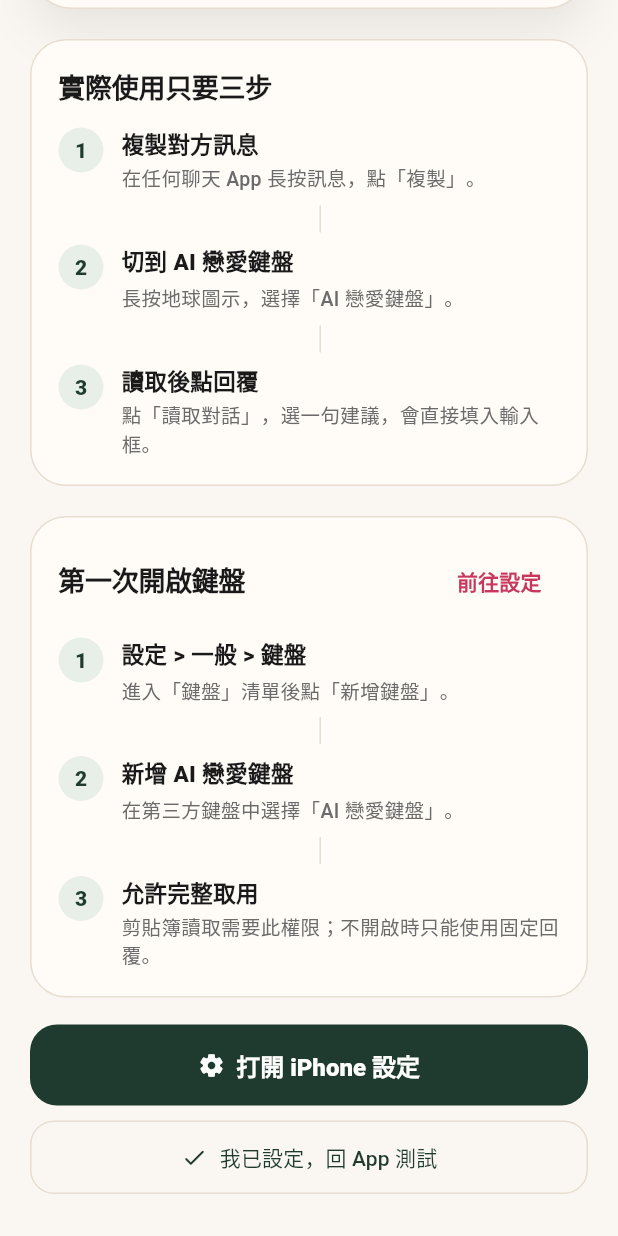
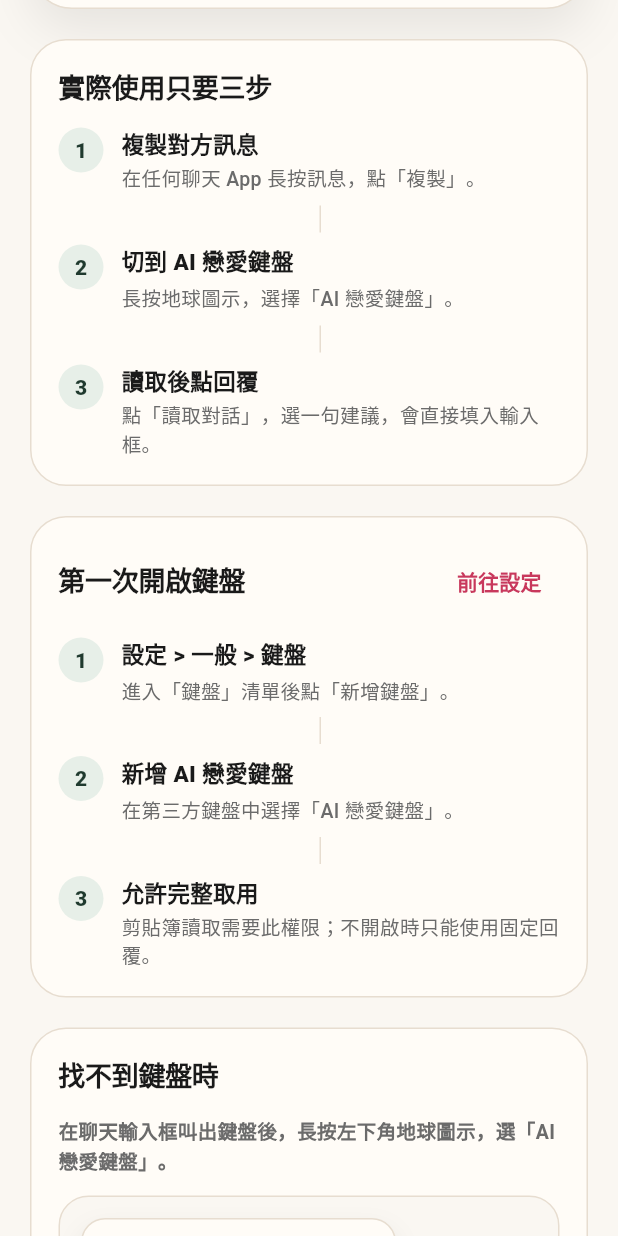
Before and after one commit to zli426491-byte/ai-love-keyboard, a Flutter app: the KeyboardGuideView screen opened by its route, scrolled down 628 dp, on a phone screen of 412 x 824 dp. Run offline on Flutter 3.47's test engine with Material 3 defaults, Android fonts, the phone set to English and light mode, and no system bars; our stand-ins replace flutter_animate, package_info_plus, share_plus, shared_preferences, smooth_page_indicator; accounts and stored records are empty; Roboto replaces fonts that are missing (NotoSansTC).

Commit message:
Align keyboard flow with guided UX

```diff
--- a/lib/views/keyboard/keyboard_guide_view.dart
+++ b/lib/views/keyboard/keyboard_guide_view.dart
@@ -89,6 +89,8 @@ class KeyboardGuideView extends StatelessWidget {
             const _FlowCard(),
             const SizedBox(height: 20),
             _SetupCard(onOpenSettings: _openSettings),
+            const SizedBox(height: 20),
+            const _SwitchKeyboardCard(),
             const SizedBox(height: 18),
             SizedBox(
               height: 54,
@@ -323,6 +325,190 @@ class _SetupCard extends StatelessWidget {
   }
 }
 
+class _SwitchKeyboardCard extends StatelessWidget {
+  const _SwitchKeyboardCard();
+
+  @override
+  Widget build(BuildContext context) {
+    return _GuideCard(
+      title: '找不到鍵盤時',
+      child: Column(
+        crossAxisAlignment: CrossAxisAlignment.start,
+        children: const [
+          Text(
+            '在聊天輸入框叫出鍵盤後，長按左下角地球圖示，選「AI 戀愛鍵盤」。',
+            style: TextStyle(
+              color: KeyboardGuideView._muted,
+              fontSize: 13,
+              height: 1.45,
+              fontWeight: FontWeight.w600,
+            ),
+          ),
+          SizedBox(height: 14),
+          _KeyboardSwitcherMock(),
+        ],
+      ),
+    );
+  }
+}
+
+class _KeyboardSwitcherMock extends StatelessWidget {
+  const _KeyboardSwitcherMock();
+
+  @override
+  Widget build(BuildContext context) {
+    return Container(
+      padding: const EdgeInsets.all(14),
+      decoration: BoxDecoration(
+        color: KeyboardGuideView._cream,
+        borderRadius: BorderRadius.circular(20),
+        border: Border.all(color: KeyboardGuideView._line),
+      ),
+      child: Column(
+        children: [
+          Align(
+            alignment: Alignment.centerLeft,
+            child: Container(
+              width: 210,
+              padding: const EdgeInsets.symmetric(horizontal: 12, vertical: 10),
+              decoration: BoxDecoration(
+                color: KeyboardGuideView._card,
+                borderRadius: BorderRadius.circular(16),
+                border: Border.all(color: KeyboardGuideView._line),
+                boxShadow: [
+                  BoxShadow(
+                    color: Colors.black.withValues(alpha: 0.08),
+                    blurRadius: 14,
+                    offset: const Offset(0, 8),
+                  ),
+                ],
+              ),
+              child: Column(
+                children: const [
+                  _SwitcherOption(text: '繁體注音'),
+                  _SwitcherOption(text: 'English (US)'),
+                  _SwitcherOption(text: 'AI 戀愛鍵盤', selected: true),
+                ],
+              ),
+            ),
+          ),
+          const SizedBox(height: 14),
+          Row(
+            children: [
+              Container(
+                width: 42,
+                height: 36,
+                decoration: BoxDecoration(
+                  color: KeyboardGuideView._forest,
+                  borderRadius: BorderRadius.circular(10),
+                ),
+                child: const Icon(
+                  Icons.language_rounded,
+                  color: Colors.white,
+                  size: 21,
+                ),
+              ),
+              const SizedBox(width: 8),
+              Expanded(
+                child: Container(
+                  height: 36,
+                  decoration: BoxDecoration(
+                    color: KeyboardGuideView._card,
+                    borderRadius: BorderRadius.circular(10),
+                    border: Border.all(color: KeyboardGuideView._line),
+                  ),
+                  child: const Center(
+                    child: Text(
+                      '空格',
+                      style: TextStyle(
+                        color: KeyboardGuideView._muted,
+                        fontWeight: FontWeight.w800,
+                      ),
+                    ),
+                  ),
+                ),
+              ),
+              const SizedBox(width: 8),
+              Container(
+                width: 54,
+                height: 36,
+                decoration: BoxDecoration(
+                  color: KeyboardGuideView._card,
+                  borderRadius: BorderRadius.circular(10),
+                  border: Border.all(color: KeyboardGuideView._line),
+                ),
+                child: const Center(
+                  child: Text(
+                    'return',
+                    style: TextStyle(
+                      color: KeyboardGuideView._muted,
+                      fontSize: 12,
+                      fontWeight: FontWeight.w800,
+                    ),
+                  ),
+                ),
+              ),
+            ],
+          ),
+          const SizedBox(height: 10),
+          const Text(
+            '長按地球圖示切換',
+            style: TextStyle(
+              color: KeyboardGuideView._forest,
+              fontSize: 13,
+              fontWeight: FontWeight.w900,
+            ),
+          ),
+        ],
+      ),
+    );
+  }
+}
+
+class _SwitcherOption extends StatelessWidget {
+  final String text;
+  final bool selected;
+
+  const _SwitcherOption({required this.text, this.selected = false});
+
+  @override
+  Widget build(BuildContext context) {
+    return Container(
+      width: double.infinity,
+      margin: const EdgeInsets.only(bottom: 7),
+      padding: const EdgeInsets.symmetric(horizontal: 10, vertical: 8),
+      decoration: BoxDecoration(
+        color: selected ? KeyboardGuideView._sage : Colors.transparent,
+        borderRadius: BorderRadius.circular(10),
+      ),
+      child: Row(
+        children: [
+          Icon(
+            selected ? Icons.keyboard_rounded : Icons.language_rounded,
+            size: 16,
+            color: selected
+                ? KeyboardGuideView._forest
+                : KeyboardGuideView._muted,
+          ),
+          const SizedBox(width: 8),
+          Expanded(
+            child: Text(
+              text,
+              style: TextStyle(
+                color: selected
+                    ? KeyboardGuideView._forest
+                    : KeyboardGuideView._text,
+                fontSize: 13,
+                fontWeight: selected ? FontWeight.w900 : FontWeight.w700,
+              ),
+            ),
+          ),
+        ],
+      ),
+    );
+  }
+}
+
 class _GuideCard extends StatelessWidget {
   final String title;
   final Widget child;
```
Also changed, not shown: 1 other file.
